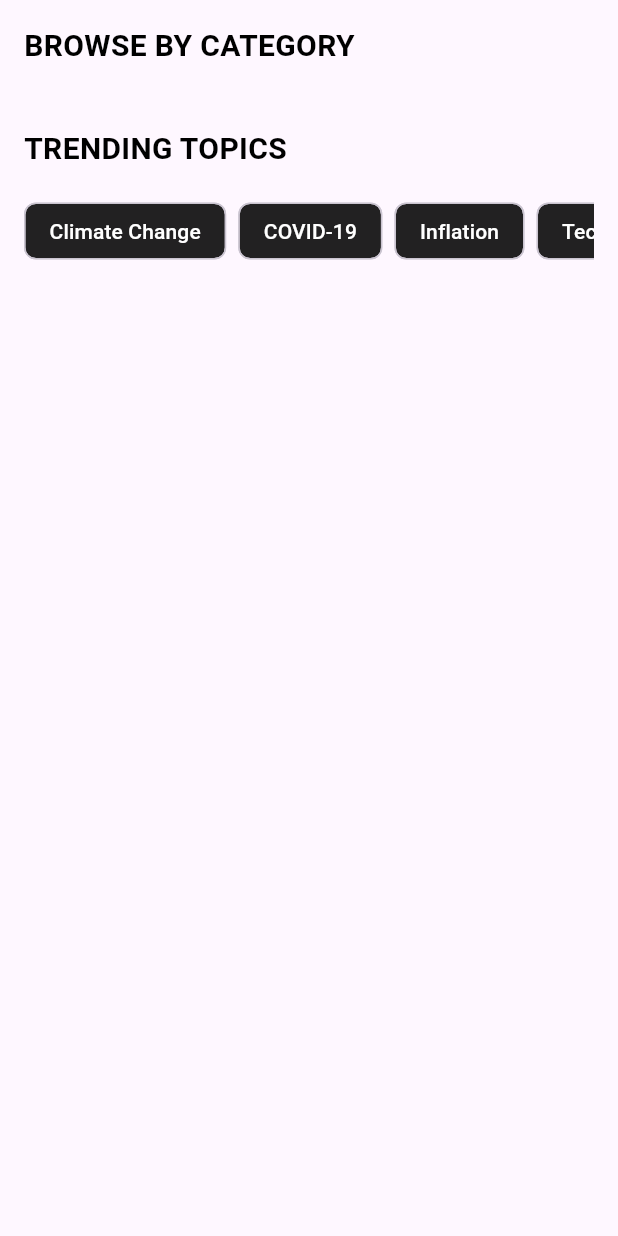
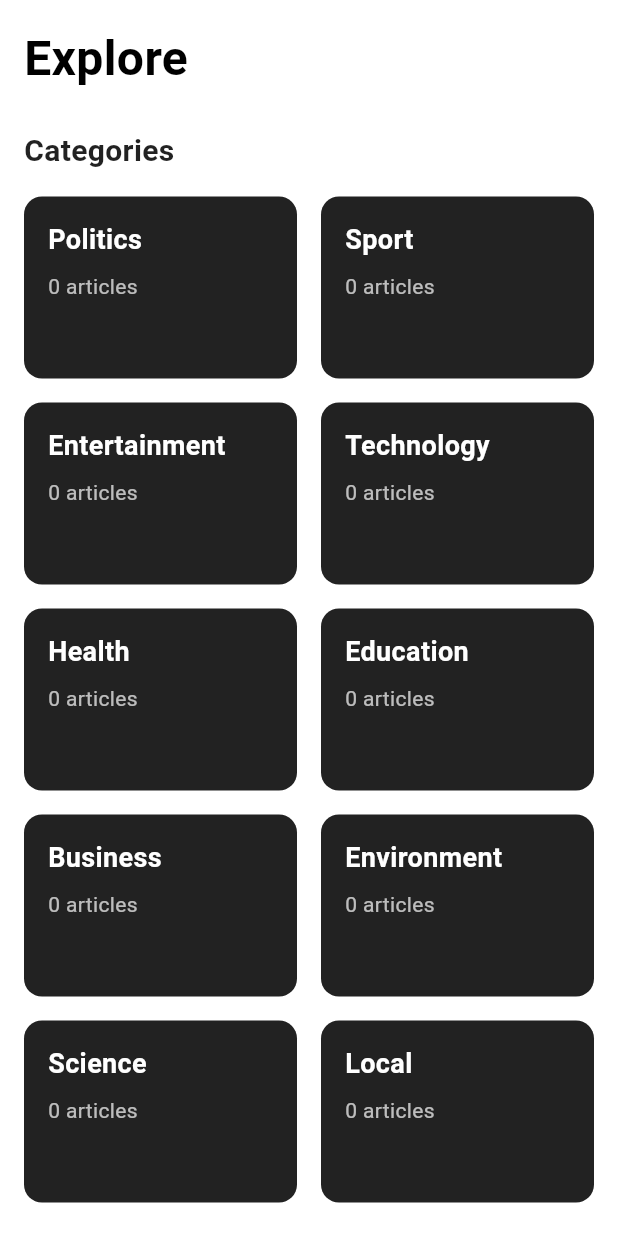
Before and after one commit to cr5ux/Local-News-App, a Flutter app: the Explore screen opened directly, on a phone screen of 412 x 824 dp. Run offline on Flutter 3.47's test engine with Material 3 defaults, Android fonts, the phone set to English and light mode, and no system bars; our stand-ins replace cloud_firestore, firebase_auth, firebase_core, string_validator; accounts and stored records are empty.

Commit message:
detail, category detail and search pages

```diff
--- /dev/null
+++ b/lib/dataAccess/document_tags.dart
@@ -0,0 +1,14 @@
+class DocumentTags {
+  static const List<String> types = [
+    'Politics',
+    'Sport',
+    'Entertainment',
+    'Technology',
+    'Health',
+    'Education',
+    'Business',
+    'Environment',
+    'Science',
+    'Local',
+  ];
+}
--- /dev/null
+++ b/lib/dataAccess/document_types.dart
@@ -0,0 +1,14 @@
+class DocumentTypes {
+  static const List<String> types = [
+    'Politics',
+    'Sport',
+    'Entertainment',
+    'Technology',
+    'Health',
+    'Education',
+    'Business',
+    'Environment',
+    'Science',
+    'Local',
+  ];
+}
--- a/lib/dataAccess/model/document.dart
+++ b/lib/dataAccess/model/document.dart
@@ -1,8 +1,6 @@
-
 import 'package:cloud_firestore/cloud_firestore.dart';
 
-class Document
-{
+class Document {
   final String? documentID;
   final String documentName;
   final String title;
@@ -17,19 +15,54 @@ class Document
   final List<dynamic> tags;
   final String documentType;
 
+  factory Document.fromMap(Map<String, dynamic> map) {
+    return Document(
+      documentID: map['documentID'],
+      documentName:
+          map['documentName'] ?? '', // Provide a default value if null
+      title: map['title'] ?? '', // Provide a default value if null
+      documentPath: List<dynamic>.from(map['documentPath'] ??
+          []), // Handle potential null and ensure list type
+      content: map['content'],
+      language: map['language'] ?? '', // Provide a default value if null
+      indexTermsAM: List<dynamic>.from(map['indexTermsAM'] ??
+          []), // Handle potential null and ensure list type
+      indexTermsEN: List<dynamic>.from(map['indexTermsEN'] ??
+          []), // Handle potential null and ensure list type
+      registrationDate:
+          map['registrationDate'] ?? '', // Provide a default value if null
+      isActive: map['isActive'] ?? false, // Provide a default value if null
+      authorID: map['authorID'] ?? '', // Provide a default value if null
+      tags: List<dynamic>.from(
+          map['tags'] ?? []), // Handle potential null and ensure list type
+      documentType:
+          map['documentType'] ?? '', // Provide a default value if null
+    );
+  }
 
-  Document({this.documentID, required this.documentName, required this.title, this.content,required this.documentPath, required this.language, required this.indexTermsAM, required this.indexTermsEN, required this.registrationDate, required this.isActive, required this.authorID, required this.tags, required this.documentType });
-
+  Document({
+    this.documentID,
+    required this.documentName,
+    required this.title,
+    required this.documentPath,
+    this.content,
+    required this.language,
+    required this.indexTermsAM,
+    required this.indexTermsEN,
+    required this.registrationDate,
+    required this.isActive,
+    required this.authorID,
+    required this.tags,
+    required this.documentType,
+  });
 
   factory Document.fromFirestore(
     DocumentSnapshot<Map<String, dynamic>> snapshot,
     SnapshotOptions? options,
-  )
-  {
-    final data=snapshot.data();
+  ) {
+    final data = snapshot.data();
 
     return Document(
-
         documentID: snapshot.id,
         documentName: data?['documentName'],
         title: data?['title'],
@@ -41,33 +74,23 @@ class Document
         isActive: data?['isActive'],
         authorID: data?['authorID'],
         tags: data?['tags'],
-        documentType: data?['documentType']
-
-      );
-
+        documentType: data?['documentType']);
   }
 
-
-  Map<String, dynamic> toFirestore()
-  {
-    return
-    {
-        if(documentID !=null)"id": documentID,
+  Map<String, dynamic> toFirestore() {
+    return {
+      if (documentID != null) "id": documentID,
       "documentName": documentName,
       "title": title,
       "documentPath": documentPath,
-        "language":language,
+      "language": language,
       "indexTermsAM": indexTermsAM,
       "indexTermsEN": indexTermsEN,
       "registrationDate": registrationDate,
       "isActive": isActive,
       "authorID": authorID,
       "tags": tags,
-        "documentType":documentType
+      "documentType": documentType
     };
-
   }
-
-
-
 }
--- a/lib/explore.dart
+++ b/lib/explore.dart
@@ -1,6 +1,8 @@
 import 'package:flutter/material.dart';
 import 'package:cloud_firestore/cloud_firestore.dart';
 import 'package:localnewsapp/widgets/category_card.dart';
+import 'package:localnewsapp/dataAccess/document_tags.dart';
+import 'package:localnewsapp/pages/category_article_page.dart';
 
 class Explore extends StatelessWidget {
   const Explore({super.key});
@@ -8,39 +10,64 @@ class Explore extends StatelessWidget {
   @override
   Widget build(BuildContext context) {
     return Scaffold(
-      body: SingleChildScrollView(
+      backgroundColor: Colors.white,
+      body: SafeArea(
+        child: SingleChildScrollView(
           child: Padding(
             padding: const EdgeInsets.all(16.0),
             child: Column(
               crossAxisAlignment: CrossAxisAlignment.start,
               children: [
                 const Text(
-                'BROWSE BY CATEGORY',
+                  'Explore',
                   style: TextStyle(
-                  fontSize: 20,
+                    fontSize: 32,
                     fontWeight: FontWeight.bold,
                     color: Colors.black,
                   ),
                 ),
+                const SizedBox(height: 24),
+                const Text(
+                  'Categories',
+                  style: TextStyle(
+                    fontSize: 20,
+                    fontWeight: FontWeight.w600,
+                    color: Colors.black87,
+                  ),
+                ),
                 const SizedBox(height: 16),
                 StreamBuilder<QuerySnapshot>(
-                stream: FirebaseFirestore.instance.collection('Document')
+                  stream: FirebaseFirestore.instance
+                      .collection('Document')
                       .where('isActive', isEqualTo: true)
                       .snapshots(),
                   builder: (context, snapshot) {
                     if (snapshot.hasError) {
-                    return const Text('Something went wrong');
+                      return const Center(
+                        child: Text(
+                          'Something went wrong',
+                          style: TextStyle(color: Colors.black87),
+                        ),
+                      );
                     }
 
                     if (snapshot.connectionState == ConnectionState.waiting) {
-                    return const CircularProgressIndicator();
+                      return const Center(
+                        child: CircularProgressIndicator(
+                          valueColor:
+                              AlwaysStoppedAnimation<Color>(Colors.black),
+                        ),
+                      );
                     }
 
                     // Calculate category counts
                     Map<String, int> categoryCounts = {};
                     for (var doc in snapshot.data!.docs) {
-                    String category = (doc.data() as Map<String, dynamic>)['documentType'] ?? 'Uncategorized';
-                    categoryCounts[category] = (categoryCounts[category] ?? 0) + 1;
+                      String category = (doc.data()
+                              as Map<String, dynamic>)['documentType'] ??
+                          'Uncategorized';
+                      categoryCounts[category] =
+                          (categoryCounts[category] ?? 0) + 1;
                     }
 
                     return GridView.count(
@@ -49,55 +76,32 @@ class Explore extends StatelessWidget {
                       physics: const NeverScrollableScrollPhysics(),
                       mainAxisSpacing: 16,
                       crossAxisSpacing: 16,
-                    children: categoryCounts.entries.map((entry) {
+                      childAspectRatio: 1.5,
+                      children: DocumentTags.types.map((category) {
                         return CategoryCard(
-                        categoryName: entry.key,
-                        articleCount: entry.value,
+                          categoryName: category,
+                          articleCount: categoryCounts[category] ?? 0,
                           onTap: () {
-
+                            Navigator.push(
+                              context,
+                              MaterialPageRoute(
+                                builder: (context) =>
+                                    CategoryArticlePage(categoryName: category),
+                              ),
+                            );
                           },
                         );
                       }).toList(),
                     );
                   },
                 ),
-              const SizedBox(height: 24),
-              const Text(
-                'TRENDING TOPICS',
-                style: TextStyle(
-                  fontSize: 20,
-                  fontWeight: FontWeight.bold,
-                  color: Colors.black,
-                ),
-              ),
-              const SizedBox(height: 16),
-              SingleChildScrollView(
-                scrollDirection: Axis.horizontal,
-                child: Row(
-                  children: [
-                    _buildTrendingTopic('Climate Change'),
-                    _buildTrendingTopic('COVID-19'),
-                    _buildTrendingTopic('Inflation'),
-                    _buildTrendingTopic('Technology'),
-                    _buildTrendingTopic('Politics'),
+
               ],
             ),
-              ),
-            ],
           ),
         ),
       ),
     );
   }
 
-  Widget _buildTrendingTopic(String topic) {
-    return Padding(
-      padding: const EdgeInsets.only(right: 8.0),
-      child: Chip(
-        label: Text(topic),
-        backgroundColor: Colors.black87,
-        labelStyle: const TextStyle(color: Colors.white),
-      ),
-    );
 }
-}
```
Also changed, not shown: lib/homecontainer.dart (+24 -42 lines), lib/pages/category_article_page.dart (added, +53 -0 lines), lib/pages/search_page.dart (added, +349 -0 lines), lib/widgets/article_card.dart (+64 -11 lines), pubspec.lock. Lines whose indentation alone changed are shown as unchanged.
